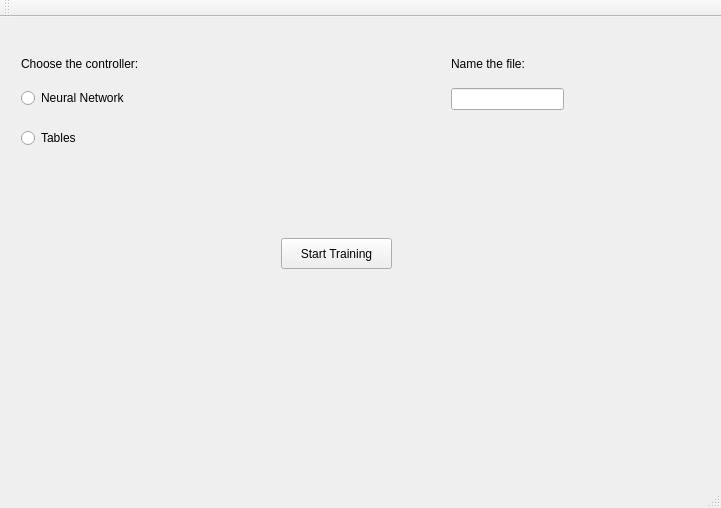
Old version of the form uvispace/uvigui/tools/neural_controller_trainer/interface/neural_controller_trainer.ui in the repository UviDTE-UviSpace/uvispace-main-controller.
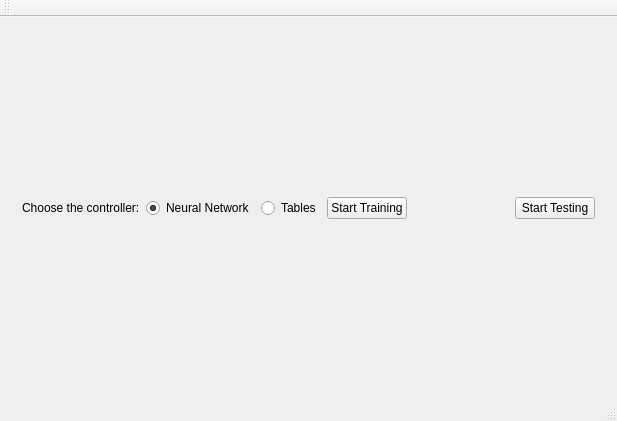
New version of the form. The open tabs and pages were chosen to show the change.

Commit message: training gui multithread working

```diff
--- a/uvispace/uvigui/tools/neural_controller_trainer/interface/neural_controller_trainer.ui
+++ b/uvispace/uvigui/tools/neural_controller_trainer/interface/neural_controller_trainer.ui
@@ -6,10 +6,16 @@
    <rect>
     <x>0</x>
     <y>0</y>
-    <width>721</width>
-    <height>508</height>
+    <width>617</width>
+    <height>421</height>
    </rect>
   </property>
+  <property name="sizePolicy">
+   <sizepolicy hsizetype="Preferred" vsizetype="Minimum">
+    <horstretch>0</horstretch>
+    <verstretch>0</verstretch>
+   </sizepolicy>
+  </property>
   <property name="windowTitle">
    <string>proba</string>
   </property>
@@ -21,102 +27,75 @@
        <number>1</number>
       </property>
       <widget class="QWidget" name="page_0">
-       <widget class="QPushButton" name="pbStartTraining">
-        <property name="geometry">
-         <rect>
-          <x>270</x>
-          <y>210</y>
-          <width>111</width>
-          <height>31</height>
-         </rect>
-        </property>
-        <property name="text">
-         <string>Start Training</string>
-        </property>
-       </widget>
+       <layout class="QVBoxLayout" name="verticalLayout">
+        <item>
+         <layout class="QHBoxLayout" name="horizontalLayout">
+          <item>
        <widget class="QLabel" name="label_3">
-        <property name="geometry">
-         <rect>
-          <x>10</x>
-          <y>0</y>
-          <width>131</width>
-          <height>71</height>
-         </rect>
+            <property name="sizePolicy">
+             <sizepolicy hsizetype="Preferred" vsizetype="Fixed">
+              <horstretch>0</horstretch>
+              <verstretch>0</verstretch>
+             </sizepolicy>
         </property>
         <property name="text">
          <string>Choose the controller:</string>
         </property>
        </widget>
+          </item>
+          <item>
        <widget class="QRadioButton" name="rbNeural">
-        <property name="geometry">
-         <rect>
-          <x>10</x>
-          <y>60</y>
-          <width>121</width>
-          <height>20</height>
-         </rect>
+            <property name="autoFillBackground">
+             <bool>false</bool>
         </property>
         <property name="text">
          <string>Neural Network</string>
         </property>
-       </widget>
+            <property name="checked">
+             <bool>true</bool>
+            </property>
+           </widget>
+          </item>
+          <item>
        <widget class="QRadioButton" name="rbTables">
-        <property name="geometry">
-         <rect>
-          <x>10</x>
-          <y>100</y>
-          <width>111</width>
-          <height>20</height>
-         </rect>
-        </property>
         <property name="text">
          <string>Tables</string>
         </property>
        </widget>
-       <widget class="QLabel" name="label">
-        <property name="geometry">
-         <rect>
-          <x>440</x>
-          <y>20</y>
-          <width>211</width>
-          <height>31</height>
-         </rect>
-        </property>
+          </item>
+          <item>
+           <widget class="QPushButton" name="pbStartTraining">
         <property name="text">
-         <string>Name the file:</string>
-        </property>
-       </widget>
-       <widget class="QLineEdit" name="lefilename">
-        <property name="geometry">
-         <rect>
-          <x>440</x>
-          <y>60</y>
-          <width>113</width>
-          <height>22</height>
-         </rect>
-        </property>
-       </widget>
-       <widget class="QLabel" name="lTraining">
-        <property name="geometry">
-         <rect>
-          <x>120</x>
-          <y>280</y>
-          <width>421</width>
-          <height>101</height>
-         </rect>
-        </property>
-        <property name="font">
-         <font>
-          <pointsize>16</pointsize>
-         </font>
-        </property>
+             <string>Start Training</string>
+            </property>
+           </widget>
+          </item>
+          <item>
+           <spacer name="horizontalSpacer">
+            <property name="orientation">
+             <enum>Qt::Horizontal</enum>
+            </property>
+            <property name="sizeHint" stdset="0">
+             <size>
+              <width>40</width>
+              <height>20</height>
+             </size>
+            </property>
+           </spacer>
+          </item>
+          <item>
+           <widget class="QPushButton" name="pbStartTesting">
         <property name="text">
-         <string/>
-        </property>
-        <property name="alignment">
-         <set>Qt::AlignCenter</set>
-        </property>
-       </widget>
+             <string>Start Testing</string>
+            </property>
+           </widget>
+          </item>
+         </layout>
+        </item>
+        <item>
+         <layout class="QVBoxLayout" name="verticalLayout_plot"/>
+        </item>
+       </layout>
       </widget>
       <widget class="QWidget" name="page_1">
        <widget class="QLabel" name="label_2">
@@ -129,19 +108,6 @@
          </rect>
         </property>
         <property name="text">
-         <string>Training reults</string>
-        </property>
-       </widget>
-       <widget class="QPushButton" name="pbStartTesting">
-        <property name="geometry">
-         <rect>
-          <x>620</x>
-          <y>400</y>
-          <width>75</width>
-          <height>23</height>
-         </rect>
-        </property>
-        <property name="text">
          <string>Testing</string>
         </property>
        </widget>
```
Left out of the diff: 94 changed lines with no effect on the pictures. Lines whose indentation alone changed are shown as unchanged. The commit also changes 8 other files.
